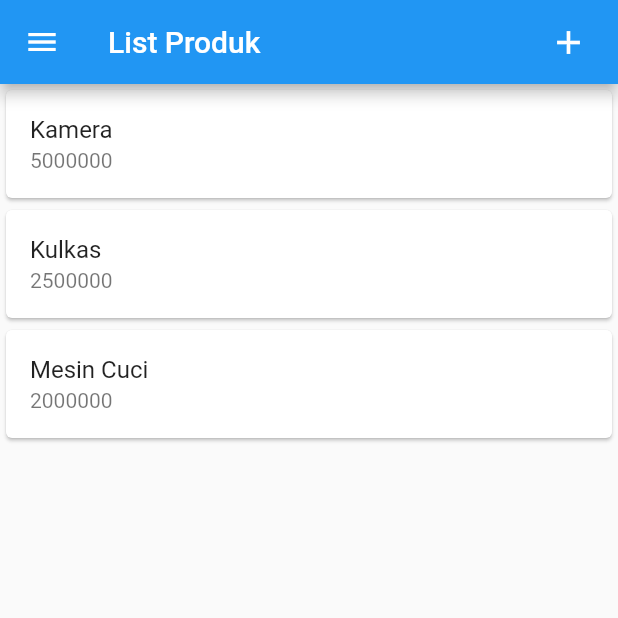
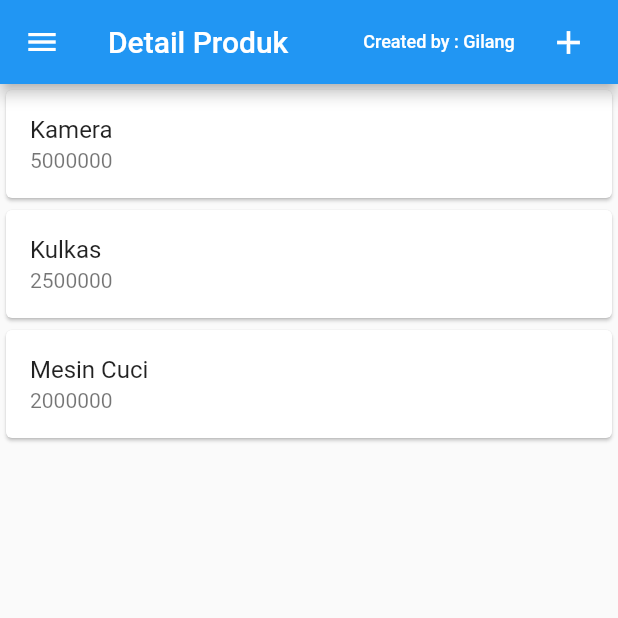
Before and after one commit to GilangAldiansyah/tokokita, a Flutter app: the screen it shows after launch, on a phone screen of 412 x 824 dp, the top half of it. Run offline on Flutter 3.47's test engine with Material 2 defaults, Android fonts, the light colour scheme and no system bars; accounts and stored records are empty.

Commit message:
tambahan appbar

```diff
--- a/lib/ui/produk_detail.dart
+++ b/lib/ui/produk_detail.dart
@@ -16,7 +16,14 @@ class _ProdukDetailState extends State<ProdukDetail> {
   Widget build(BuildContext context) {
     return Scaffold(
       appBar: AppBar(
-        title: const Text('Detail Produk'),
+        title: Row(
+          children: [
+            const Text('Detail Produk'),
+            const SizedBox(width: 90), // Spasi antara judul dan "designed by"
+            const Text('Created by : Gilang',
+                style: TextStyle(fontSize: 12, color: Colors.white)),
+          ],
+        ),
       ),
       body: Center(
         child: Column(
--- a/lib/ui/produk_page.dart
+++ b/lib/ui/produk_page.dart
@@ -14,7 +14,14 @@ class _ProdukPageState extends State<ProdukPage> {
   Widget build(BuildContext context) {
     return Scaffold(
         appBar: AppBar(
-          title: const Text('List Produk'),
+          title: Row(
+            children: [
+              const Text('Detail Produk'),
+              const SizedBox(width: 50), // Spasi antara judul dan "designed by"
+              const Text('Created by : Gilang',
+                  style: TextStyle(fontSize: 12, color: Colors.white)),
+            ],
+          ),
           actions: [
             Padding(
                 padding: const EdgeInsets.only(right: 20.0),
```
Also changed, not shown: lib/ui/login_page.dart (+8 -1 lines), lib/ui/produk_form.dart (+12 -1 lines), lib/ui/registrasi_page.dart (+8 -1 lines).
